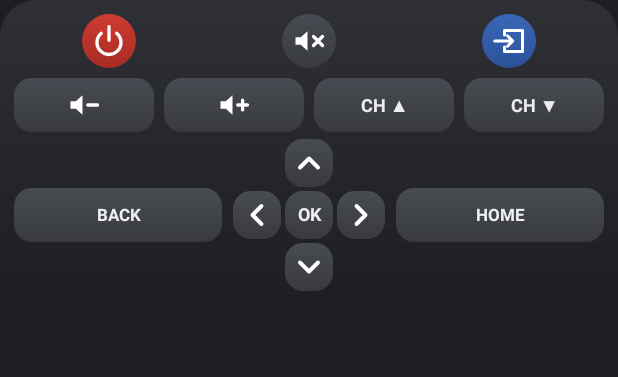
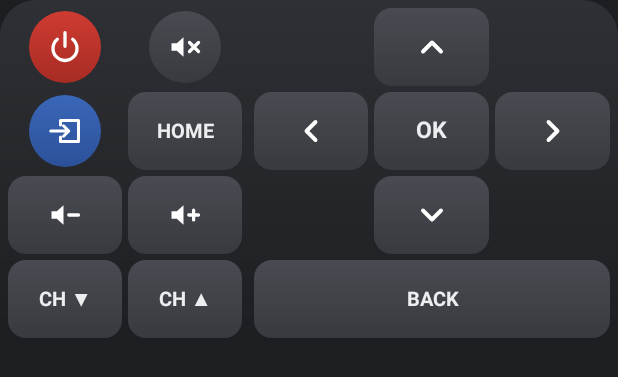
Before and after one commit to RolufS/IR-Remote-APK, an Android app built with Jetpack Compose: the layout notification_quick_big.xml on its own in the app's theme, with its tools: preview values and no code run, on a phone screen of 412 x 824 dp. Shown: the top 377 px of the screen. Run offline under Robolectric (Android 15) with nearby library versions, the phone set to English and light mode, and no system bars; network calls fail.

Commit message:
feat: taller keys in the expanded mini remote (two columns, full-remote icon in the d-pad corner)
Co-Authored-By: Claude Opus 5.5 <noreply@anthropic.com>

```diff
--- a/app/src/main/java/de/hotelremote/quick/MiniRemoteViews.kt
+++ b/app/src/main/java/de/hotelremote/quick/MiniRemoteViews.kt
@@ -6,6 +6,19 @@ import android.widget.RemoteViews
 import de.hotelremote.Keys
 import de.hotelremote.R
 import de.hotelremote.data.SavedRemote
+
+/**
+ * Höchste Höhe der eigenen aufgezogenen Ansicht (Inhaltsbereich von DecoratedCustomViewStyle) in dp: die Plattform
+ * garantiert für erweiterte eigene Ansichten nur „as little as 252 dp“ (developer.android.com, Custom notification
+ * layouts; früher 256 dp). Kopfzeile (notification_content_margin_top 50 dp) und unterer Rand
+ * (notification_content_margin 20 dp) legt das System außen herum. notification_quick_big.xml bleibt mit Reserve darunter:
+ * 2 × 3 dp Innenrand + 4 Zeilen × (52 dp Taste + 2 × 2 dp Abstand) = 230 dp.
+ */
+internal const val MINI_REMOTE_MAX_HEIGHT_DP = 252
+
+/** Mindesthöhe der Tasten der Mini-Fernbedienung in dp (Steuerkreuz [MINI_DPAD_MIN_DP]). */
+internal const val MINI_KEY_MIN_DP = 48
+internal const val MINI_DPAD_MIN_DP = 44
 
 /** Tasten der Mini-Fernbedienung (notification_quick_big.xml): Ansicht und gesendeter Knopf. */
 internal val MINI_REMOTE: List<Pair<Int, QuickButton>> = listOf(
@@ -35,7 +48,7 @@ internal fun miniRemoteSlot(button: QuickButton): String = when (button) {
 /**
  * Belegt die Mini-Fernbedienung: Tasten, die [remote] fehlt, sind unsichtbar (Platz bleibt, das Steuerkreuz behält
  * seine Form); ohne Fernbedienung bleiben alle sichtbar und melden beim Tippen „Keine Fernbedienung“.
- * [fullRemote] zeigt unten den Knopf „Ganze Fernbedienung“.
+ * [fullRemote] zeigt oben rechts im Steuerkreuz das Symbol „Ganze Fernbedienung“ (ohne eigene Zeile).
  */
 internal fun RemoteViews.bindMiniRemote(context: Context, remote: SavedRemote?, inputKey: String?, fullRemote: Boolean) {
     val keys = remote?.keys?.keys
--- a/app/src/main/res/layout/notification_quick_big.xml
+++ b/app/src/main/res/layout/notification_quick_big.xml
@@ -1,291 +1,304 @@
 <?xml version="1.0" encoding="utf-8"?>
-<!-- Aufgezogene Sperrbildschirm-Benachrichtigung: Mini-Fernbedienung im Stil der App (höchstens ~250 dp hoch).
-     Reihe 1 Ein/Aus · Stumm · Eingang, Reihe 2 Lautstärke und Programm, darunter das Steuerkreuz mit Zurück und
-     Home, ganz unten (wenn erlaubt) „Ganze Fernbedienung“. Fehlende Tasten blendet MiniRemoteViews aus. -->
+<!-- Aufgezogene Sperrbildschirm-Benachrichtigung: Mini-Fernbedienung in zwei Spalten, damit die Tasten hoch bleiben.
+     Links Ein/Aus | Stumm, Eingang | Home, Leiser | Lauter, CH ▼ | CH ▲; rechts das Steuerkreuz und darunter Zurück.
+     Oben rechts im Steuerkreuz (wenn erlaubt) das kleine Symbol „Ganze Fernbedienung“, ohne eigene Zeile.
+     dp-Budget (MINI_REMOTE_MAX_HEIGHT_DP = 252): 2 × 3 dp Innenrand + 4 Zeilen × (52 dp + 2 × 2 dp) = 230 dp.
+     Fehlende Tasten macht MiniRemoteViews unsichtbar (INVISIBLE), der Platz bleibt. -->
 <LinearLayout xmlns:android="http://schemas.android.com/apk/res/android"
     android:layout_width="match_parent"
     android:layout_height="wrap_content"
     android:background="@drawable/quick_widget_bg"
-    android:orientation="vertical"
-    android:padding="6dp">
+android:baselineAligned="false"
+    android:orientation="horizontal"
+    android:padding="3dp">
+
+    <LinearLayout
+        android:layout_width="0dp"
+        android:layout_height="wrap_content"
+        android:layout_marginEnd="4dp"
+        android:layout_weight="2"
+        android:orientation="vertical">
 
         <LinearLayout
             android:layout_width="match_parent"
             android:layout_height="wrap_content"
-        android:gravity="center_vertical"
+android:baselineAligned="false"
             android:orientation="horizontal">
 
             <FrameLayout
                 android:layout_width="0dp"
-            android:layout_height="wrap_content"
+                android:layout_height="@dimen/mini_key_height"
+                android:layout_margin="@dimen/mini_key_margin"
                 android:layout_weight="1">
 
                 <ImageView
                     android:id="@+id/mini_power"
-                android:layout_width="36dp"
-                android:layout_height="36dp"
+                    android:layout_width="@dimen/mini_round_key"
+                    android:layout_height="@dimen/mini_round_key"
+                    android:layout_gravity="center"
                     android:background="@drawable/quick_power_bg"
-                android:layout_gravity="center"
-                android:layout_margin="3dp"
                     android:scaleType="center"
                     android:src="@drawable/ic_quick_power" />
             </FrameLayout>
 
             <FrameLayout
                 android:layout_width="0dp"
-            android:layout_height="wrap_content"
+                android:layout_height="@dimen/mini_key_height"
+                android:layout_margin="@dimen/mini_key_margin"
                 android:layout_weight="1">
 
                 <ImageView
                     android:id="@+id/mini_mute"
-                android:layout_width="36dp"
-                android:layout_height="36dp"
+                    android:layout_width="@dimen/mini_round_key"
+                    android:layout_height="@dimen/mini_round_key"
+                    android:layout_gravity="center"
                     android:background="@drawable/quick_key_bg"
-                android:layout_gravity="center"
-                android:layout_margin="3dp"
                     android:scaleType="center"
                     android:src="@drawable/ic_quick_mute" />
-        </FrameLayout>
-
-        <FrameLayout
-            android:layout_width="0dp"
-            android:layout_height="wrap_content"
-            android:layout_weight="1">
-
-            <ImageView
-                android:id="@+id/mini_input"
-                android:layout_width="36dp"
-                android:layout_height="36dp"
-                android:background="@drawable/quick_input_bg"
-                android:layout_gravity="center"
-                android:layout_margin="3dp"
-                android:scaleType="center"
-                android:src="@drawable/ic_quick_input" />
             </FrameLayout>
         </LinearLayout>
 
         <LinearLayout
             android:layout_width="match_parent"
             android:layout_height="wrap_content"
-        android:gravity="center_vertical"
+android:baselineAligned="false"
+            android:orientation="horizontal">
+
+            <FrameLayout
+                android:layout_width="0dp"
+                android:layout_height="@dimen/mini_key_height"
+                android:layout_margin="@dimen/mini_key_margin"
+                android:layout_weight="1">
+
+                <ImageView
+                    android:id="@+id/mini_input"
+                    android:layout_width="@dimen/mini_round_key"
+                    android:layout_height="@dimen/mini_round_key"
+                    android:layout_gravity="center"
+                    android:background="@drawable/quick_input_bg"
+                    android:scaleType="center"
+                    android:src="@drawable/ic_quick_input" />
+            </FrameLayout>
+
+            <TextView
+                android:id="@+id/mini_home"
+                android:layout_width="0dp"
+                android:layout_height="@dimen/mini_key_height"
+                android:layout_margin="@dimen/mini_key_margin"
+                android:layout_weight="1"
+                android:background="@drawable/quick_rect_key_bg"
+                android:gravity="center"
+                android:includeFontPadding="false"
+                android:maxLines="1"
+                android:text="@string/mini_home"
+                android:textColor="#FFECEEF0"
+                android:textSize="13sp"
+                android:textStyle="bold" />
+        </LinearLayout>
+
+        <LinearLayout
+            android:layout_width="match_parent"
+            android:layout_height="wrap_content"
+android:baselineAligned="false"
             android:orientation="horizontal">
 
             <ImageView
                 android:id="@+id/mini_vol_down"
                 android:layout_width="0dp"
-            android:layout_height="36dp"
+                android:layout_height="@dimen/mini_key_height"
+                android:layout_margin="@dimen/mini_key_margin"
+                android:layout_weight="1"
                 android:background="@drawable/quick_rect_key_bg"
-            android:layout_margin="3dp"
-            android:layout_weight="1"
                 android:scaleType="center"
                 android:src="@drawable/ic_quick_vol_down" />
 
             <ImageView
                 android:id="@+id/mini_vol_up"
                 android:layout_width="0dp"
-            android:layout_height="36dp"
+                android:layout_height="@dimen/mini_key_height"
+                android:layout_margin="@dimen/mini_key_margin"
+                android:layout_weight="1"
                 android:background="@drawable/quick_rect_key_bg"
-            android:layout_margin="3dp"
-            android:layout_weight="1"
                 android:scaleType="center"
                 android:src="@drawable/ic_quick_vol_up" />
-
-        <TextView
-            android:id="@+id/mini_ch_up"
-            android:layout_width="0dp"
-            android:layout_height="36dp"
-            android:background="@drawable/quick_rect_key_bg"
-            android:gravity="center"
-            android:includeFontPadding="false"
-            android:layout_margin="3dp"
-            android:layout_weight="1"
-            android:maxLines="1"
-            android:text="CH ▲"
-            android:textColor="#FFECEEF0"
-            android:textSize="12sp"
-            android:textStyle="bold" />
-
-        <TextView
-            android:id="@+id/mini_ch_down"
-            android:layout_width="0dp"
-            android:layout_height="36dp"
-            android:background="@drawable/quick_rect_key_bg"
-            android:gravity="center"
-            android:includeFontPadding="false"
-            android:layout_margin="3dp"
-            android:layout_weight="1"
-            android:maxLines="1"
-            android:text="CH ▼"
-            android:textColor="#FFECEEF0"
-            android:textSize="12sp"
-            android:textStyle="bold" />
         </LinearLayout>
 
         <LinearLayout
             android:layout_width="match_parent"
             android:layout_height="wrap_content"
-        android:gravity="center_vertical"
+android:baselineAligned="false"
+            android:orientation="horizontal">
+
+            <TextView
+                android:id="@+id/mini_ch_down"
+                android:layout_width="0dp"
+                android:layout_height="@dimen/mini_key_height"
+                android:layout_margin="@dimen/mini_key_margin"
+                android:layout_weight="1"
+                android:background="@drawable/quick_rect_key_bg"
+                android:gravity="center"
+                android:includeFontPadding="false"
+                android:maxLines="1"
+                android:text="@string/mini_ch_down"
+                android:textColor="#FFECEEF0"
+                android:textSize="13sp"
+                android:textStyle="bold" />
+
+            <TextView
+                android:id="@+id/mini_ch_up"
+                android:layout_width="0dp"
+                android:layout_height="@dimen/mini_key_height"
+                android:layout_margin="@dimen/mini_key_margin"
+                android:layout_weight="1"
+                android:background="@drawable/quick_rect_key_bg"
+                android:gravity="center"
+                android:includeFontPadding="false"
+                android:maxLines="1"
+                android:text="@string/mini_ch_up"
+                android:textColor="#FFECEEF0"
+                android:textSize="13sp"
+                android:textStyle="bold" />
+        </LinearLayout>
+    </LinearLayout>
+
+    <LinearLayout
+        android:layout_width="0dp"
+        android:layout_height="wrap_content"
+        android:layout_weight="3"
+        android:orientation="vertical">
+
+        <LinearLayout
+            android:layout_width="match_parent"
+            android:layout_height="wrap_content"
+android:baselineAligned="false"
+            android:orientation="horizontal">
+
+            <FrameLayout
+                android:layout_width="0dp"
+                android:layout_height="@dimen/mini_key_height"
+                android:layout_margin="@dimen/mini_key_margin"
+                android:layout_weight="1" />
+
+            <ImageView
+                android:id="@+id/mini_up"
+                android:layout_width="0dp"
+                android:layout_height="@dimen/mini_key_height"
+                android:layout_margin="@dimen/mini_key_margin"
+                android:layout_weight="1"
+                android:background="@drawable/quick_rect_key_bg"
+                android:scaleType="center"
+                android:src="@drawable/ic_quick_up" />
+
+            <FrameLayout
+                android:layout_width="0dp"
+                android:layout_height="@dimen/mini_key_height"
+                android:layout_margin="@dimen/mini_key_margin"
+                android:layout_weight="1">
+
+                <ImageView
+                    android:id="@+id/mini_full_remote"
+                    android:layout_width="36dp"
+                    android:layout_height="36dp"
+                    android:layout_gravity="center"
+                    android:background="@drawable/quick_pill_bg"
+                    android:contentDescription="@string/lock_full_remote"
+                    android:scaleType="center"
+                    android:src="@drawable/ic_quick_remote"
+                    android:visibility="gone" />
+            </FrameLayout>
+        </LinearLayout>
+
+        <LinearLayout
+            android:layout_width="match_parent"
+            android:layout_height="wrap_content"
+android:baselineAligned="false"
+            android:orientation="horizontal">
+
+            <ImageView
+                android:id="@+id/mini_left"
+                android:layout_width="0dp"
+                android:layout_height="@dimen/mini_key_height"
+                android:layout_margin="@dimen/mini_key_margin"
+                android:layout_weight="1"
+                android:background="@drawable/quick_rect_key_bg"
+                android:scaleType="center"
+                android:src="@drawable/ic_quick_left" />
+
+            <TextView
+                android:id="@+id/mini_ok"
+                android:layout_width="0dp"
+                android:layout_height="@dimen/mini_key_height"
+                android:layout_margin="@dimen/mini_key_margin"
+                android:layout_weight="1"
+                android:background="@drawable/quick_rect_key_bg"
+                android:gravity="center"
+                android:includeFontPadding="false"
+                android:maxLines="1"
+                android:text="@string/mini_ok"
+                android:textColor="#FFECEEF0"
+                android:textSize="15sp"
+                android:textStyle="bold" />
+
+            <ImageView
+                android:id="@+id/mini_right"
+                android:layout_width="0dp"
+                android:layout_height="@dimen/mini_key_height"
+                android:layout_margin="@dimen/mini_key_margin"
+                android:layout_weight="1"
+                android:background="@drawable/quick_rect_key_bg"
+                android:scaleType="center"
+                android:src="@drawable/ic_quick_right" />
+        </LinearLayout>
+
+        <LinearLayout
+            android:layout_width="match_parent"
+            android:layout_height="wrap_content"
+android:baselineAligned="false"
+            android:orientation="horizontal">
+
+            <FrameLayout
+                android:layout_width="0dp"
+                android:layout_height="@dimen/mini_key_height"
+                android:layout_margin="@dimen/mini_key_margin"
+                android:layout_weight="1" />
+
+            <ImageView
+                android:id="@+id/mini_down"
+                android:layout_width="0dp"
+                android:layout_height="@dimen/mini_key_height"
+                android:layout_margin="@dimen/mini_key_margin"
+                android:layout_weight="1"
+                android:background="@drawable/quick_rect_key_bg"
+                android:scaleType="center"
+                android:src="@drawable/ic_quick_down" />
+
+            <FrameLayout
+                android:layout_width="0dp"
+                android:layout_height="@dimen/mini_key_height"
+                android:layout_margin="@dimen/mini_key_margin"
+                android:layout_weight="1" />
+        </LinearLayout>
+
+        <LinearLayout
+            android:layout_width="match_parent"
+            android:layout_height="wrap_content"
+android:baselineAligned="false"
             android:orientation="horizontal">
 
             <TextView
                 android:id="@+id/mini_back"
                 android:layout_width="0dp"
-            android:layout_height="36dp"
+                android:layout_height="@dimen/mini_key_height"
+                android:layout_margin="@dimen/mini_key_margin"
+                android:layout_weight="1"
                 android:background="@drawable/quick_rect_key_bg"
                 android:gravity="center"
                 android:includeFontPadding="false"
-            android:layout_marginEnd="6dp"
-            android:layout_marginStart="3dp"
-            android:layout_weight="1"
                 android:maxLines="1"
-            android:text="BACK"
-            android:textColor="#FFECEEF0"
-            android:textSize="11sp"
-            android:textStyle="bold" />
-
-        <LinearLayout
-            android:layout_width="wrap_content"
-            android:layout_height="wrap_content"
-            android:orientation="vertical">
-
-            <LinearLayout
-                android:layout_width="wrap_content"
-                android:layout_height="wrap_content"
-                android:gravity="center_vertical"
-                android:orientation="horizontal">
-
-                <FrameLayout
-                    android:layout_width="32dp"
-                    android:layout_height="32dp"
-                    android:layout_margin="1dp" />
-
-                <ImageView
-                    android:id="@+id/mini_up"
-                    android:layout_width="32dp"
-                    android:layout_height="32dp"
-                    android:background="@drawable/quick_rect_key_bg"
-                    android:layout_margin="1dp"
-                    android:scaleType="center"
-                    android:src="@drawable/ic_quick_up" />
-
-                <FrameLayout
-                    android:layout_width="32dp"
-                    android:layout_height="32dp"
-                    android:layout_margin="1dp" />
-            </LinearLayout>
-
-            <LinearLayout
-                android:layout_width="wrap_content"
-                android:layout_height="wrap_content"
-                android:gravity="center_vertical"
-                android:orientation="horizontal">
-
-                <ImageView
-                    android:id="@+id/mini_left"
-                    android:layout_width="32dp"
-                    android:layout_height="32dp"
-                    android:background="@drawable/quick_rect_key_bg"
-                    android:layout_margin="1dp"
-                    android:scaleType="center"
-                    android:src="@drawable/ic_quick_left" />
-
-                <TextView
-                    android:id="@+id/mini_ok"
-                    android:layout_width="32dp"
-                    android:layout_height="32dp"
-                    android:background="@drawable/quick_rect_key_bg"
-                    android:gravity="center"
-                    android:includeFontPadding="false"
-                    android:layout_margin="1dp"
-                    android:maxLines="1"
-                    android:text="OK"
-                    android:textColor="#FFECEEF0"
-                    android:textSize="12sp"
-                    android:textStyle="bold" />
-
-                <ImageView
-                    android:id="@+id/mini_right"
-                    android:layout_width="32dp"
-                    android:layout_height="32dp"
-                    android:background="@drawable/quick_rect_key_bg"
-                    android:layout_margin="1dp"
-                    android:scaleType="center"
-                    android:src="@drawable/ic_quick_right" />
-            </LinearLayout>
-
-            <LinearLayout
-                android:layout_width="wrap_content"
-                android:layout_height="wrap_content"
-                android:gravity="center_vertical"
-                android:orientation="horizontal">
-
-                <FrameLayout
-                    android:layout_width="32dp"
-                    android:layout_height="32dp"
-                    android:layout_margin="1dp" />
-
-                <ImageView
-                    android:id="@+id/mini_down"
-                    android:layout_width="32dp"
-                    android:layout_height="32dp"
-                    android:background="@drawable/quick_rect_key_bg"
-                    android:layout_margin="1dp"
-                    android:scaleType="center"
-                    android:src="@drawable/ic_quick_down" />
-
-                <FrameLayout
-                    android:layout_width="32dp"
-                    android:layout_height="32dp"
-                    android:layout_margin="1dp" />
-            </LinearLayout>
-        </LinearLayout>
-
-        <TextView
-            android:id="@+id/mini_home"
-            android:layout_width="0dp"
-            android:layout_height="36dp"
-            android:background="@drawable/quick_rect_key_bg"
-            android:gravity="center"
-            android:includeFontPadding="false"
-            android:layout_marginEnd="3dp"
-            android:layout_marginStart="6dp"
-            android:layout_weight="1"
-            android:maxLines="1"
-            android:text="HOME"
-            android:textColor="#FFECEEF0"
-            android:textSize="11sp"
-            android:textStyle="bold" />
-    </LinearLayout>
-
-    <LinearLayout
-        android:id="@+id/mini_full_remote"
-        android:layout_width="match_parent"
-        android:layout_height="30dp"
-        android:background="@drawable/quick_pill_bg"
-        android:contentDescription="@string/lock_full_remote"
-        android:gravity="center"
-        android:layout_marginEnd="3dp"
-        android:layout_marginStart="3dp"
-        android:layout_marginTop="4dp"
-        android:orientation="horizontal"
-        android:visibility="gone">
-
-        <ImageView
-            android:layout_width="20dp"
-            android:layout_height="20dp"
-            android:importantForAccessibility="no"
-            android:src="@drawable/ic_quick_remote" />
-
-        <TextView
-            android:layout_width="wrap_content"
-            android:layout_height="wrap_content"
-            android:importantForAccessibility="no"
-            android:includeFontPadding="false"
-            android:layout_marginStart="6dp"
-            android:maxLines="1"
-            android:text="@string/lock_full_remote"
+                android:text="@string/mini_back"
                 android:textColor="#FFECEEF0"
                 android:textSize="13sp"
                 android:textStyle="bold" />
         </LinearLayout>
     </LinearLayout>
+</LinearLayout>
--- /dev/null
+++ b/app/src/main/res/values/dimens_mini.xml
@@ -0,0 +1,7 @@
+<?xml version="1.0" encoding="utf-8"?>
+<!-- Maße der Mini-Fernbedienung (notification_quick_big.xml); Budget siehe MINI_REMOTE_MAX_HEIGHT_DP. -->
+<resources>
+    <dimen name="mini_key_height">52dp</dimen>
+    <dimen name="mini_key_margin">2dp</dimen>
+    <dimen name="mini_round_key">48dp</dimen>
+</resources>
--- /dev/null
+++ b/app/src/main/res/values/donottranslate.xml
@@ -0,0 +1,9 @@
+<?xml version="1.0" encoding="utf-8"?>
+<!-- Feste Tastenbeschriftungen der Mini-Fernbedienung (notification_quick_big.xml): wie auf der Fernbedienung, nicht übersetzt. -->
+<resources>
+    <string name="mini_ch_up" translatable="false">CH ▲</string>
+    <string name="mini_ch_down" translatable="false">CH ▼</string>
+    <string name="mini_back" translatable="false">BACK</string>
+    <string name="mini_home" translatable="false">HOME</string>
+    <string name="mini_ok" translatable="false">OK</string>
+</resources>
```
Also changed, not shown: 1 other file. Lines whose indentation alone changed are shown as unchanged.
